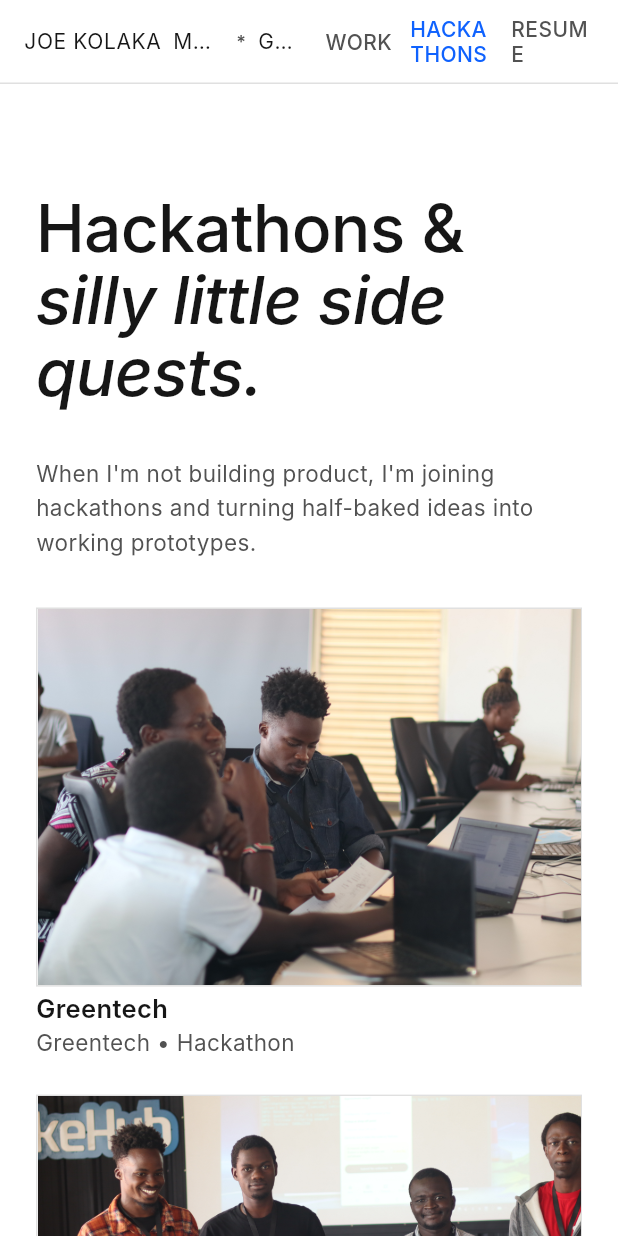
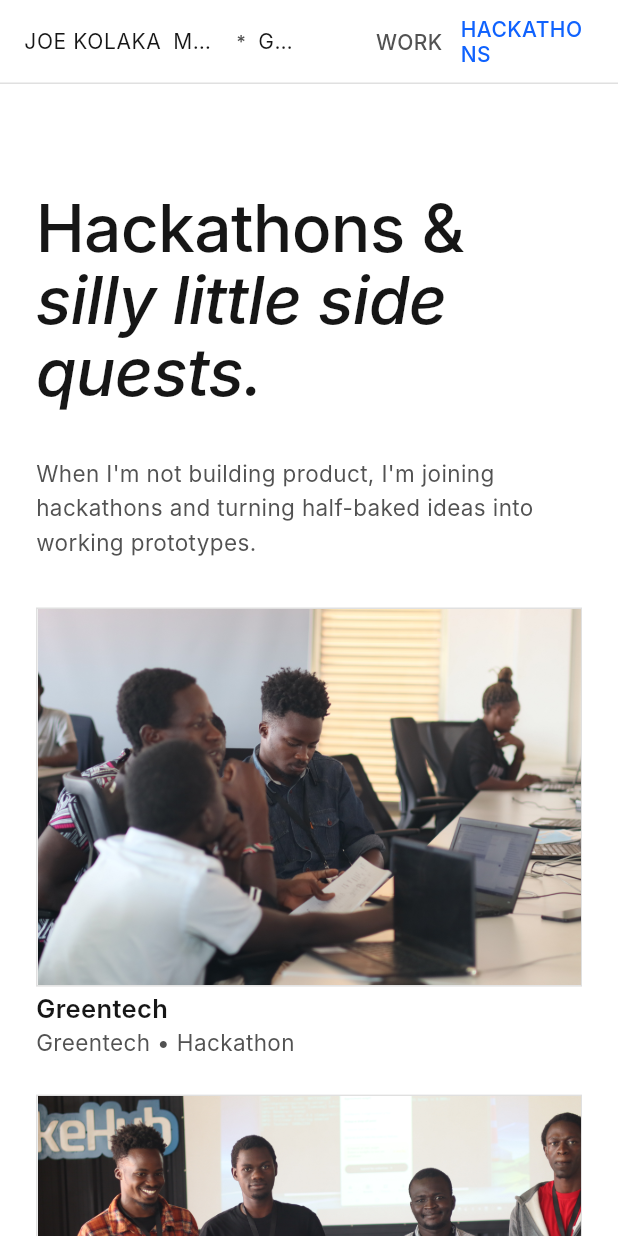
Before and after one commit to jbkolaka/jkolaka, a Flutter app: the screen it shows after launch, after a tap on "HACKATHONS", on a phone screen of 412 x 824 dp. Run offline on Flutter 3.47's test engine with Material 3 defaults, Android fonts, the phone set to English and light mode, and no system bars; our stand-ins replace flutter_markdown; Roboto replaces fonts that are missing (Inter).

Commit message:
Remove the unused Resume nav item from the portfolio shell.

```diff
--- a/lib/widgets/portfolio_nav_bar.dart
+++ b/lib/widgets/portfolio_nav_bar.dart
@@ -5,7 +5,7 @@ import '../theme/spacing/app_spacing.dart';
 /// Which top-level section is currently shown. Drives the nav-bar links.
 enum PortfolioSection { work, hackathons }
 
-/// Shared portfolio chrome — brand row plus WORK / HACKATHONS / RESUME links.
+/// Shared portfolio chrome — brand row plus WORK / HACKATHONS links.
 /// The active section stays primary; others shift to primary on hover, with
 /// no button background (Rachel Chen style).
 class PortfolioNavBar extends StatelessWidget implements PreferredSizeWidget {
@@ -74,8 +74,6 @@ class PortfolioNavBar extends StatelessWidget implements PreferredSizeWidget {
                         onSectionSelected(PortfolioSection.hackathons),
                   ),
                 ),
-                const SizedBox(width: AppSpacing.spacing04),
-                Flexible(child: _NavLink(label: 'RESUME', onTap: () {})),
               ],
             ),
           ),
```
